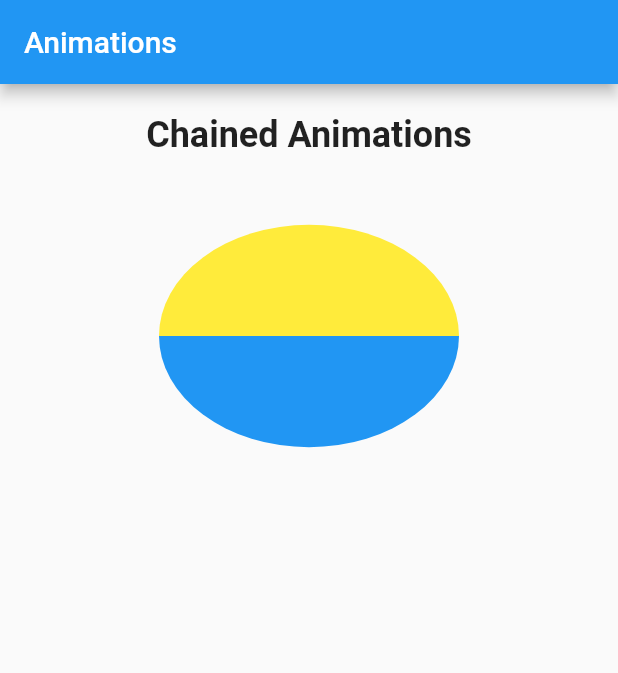
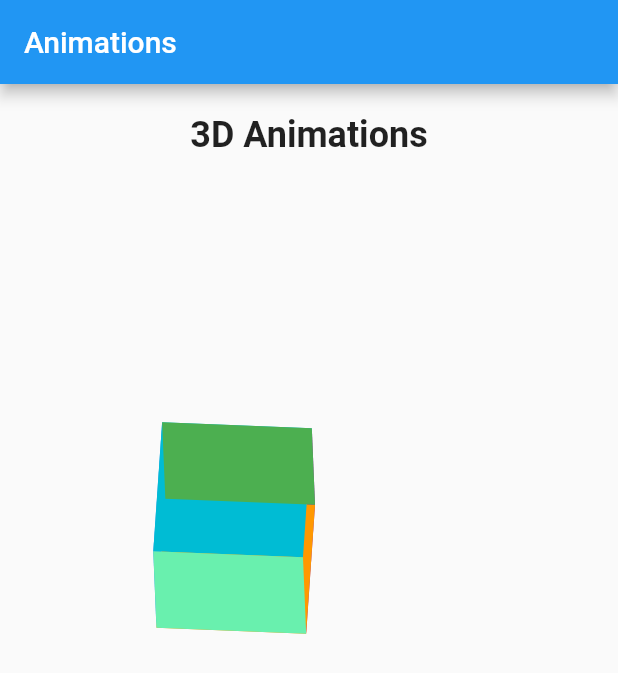
Before and after one commit to alxayeed/flutter-animation-graphics, a Flutter app: the screen it shows after launch, on a phone screen of 412 x 824 dp. Shown: the top 673 px of the screen. Run offline on Flutter 3.47's test engine with Material 2 defaults, Android fonts, the phone set to English and light mode, and no system bars.

Commit message:
3D like animation implemented using stack

```diff
--- a/lib/main.dart
+++ b/lib/main.dart
@@ -1,3 +1,4 @@
+import 'package:animation_graphics/screens/3d_animation.dart';
 import 'package:animation_graphics/screens/animated_builder.dart';
 import 'package:animation_graphics/screens/chained_animation_screen.dart';
 import 'package:flutter/material.dart';
@@ -19,7 +20,7 @@ class MainApp extends StatelessWidget {
         appBar: AppBar(
           title: const Text("Animations"),
         ),
-        body: const ChainedAnimationScreen(),
+        body: const ThreeDAnimationScreen(),
       ),
     );
   }
--- /dev/null
+++ b/lib/screens/3d_animation.dart
@@ -0,0 +1,160 @@
+import 'package:flutter/material.dart';
+import 'dart:math' show pi;
+import 'package:vector_math/vector_math_64.dart' show Vector3;
+
+class ThreeDAnimationScreen extends StatefulWidget {
+  const ThreeDAnimationScreen({Key? key}) : super(key: key);
+
+  @override
+  State<ThreeDAnimationScreen> createState() => _ThreeDAnimationScreenState();
+}
+
+class _ThreeDAnimationScreenState extends State<ThreeDAnimationScreen>
+    with TickerProviderStateMixin {
+  late AnimationController _xController;
+  late AnimationController _yController;
+  late AnimationController _zController;
+  late Tween<double> _animation;
+
+  @override
+  void initState() {
+    _xController = AnimationController(
+      vsync: this,
+      duration: const Duration(seconds: 20),
+    );
+
+    _yController = AnimationController(
+      vsync: this,
+      duration: const Duration(seconds: 30),
+    );
+
+    _zController = AnimationController(
+      vsync: this,
+      duration: const Duration(seconds: 40),
+    );
+
+    _animation = Tween<double>(begin: 0, end: 2 * pi);
+    super.initState();
+  }
+
+  @override
+  void dispose() {
+    _xController.dispose();
+    _yController.dispose();
+    _zController.dispose();
+    super.dispose();
+  }
+
+  double heightAndWeight = 100.0;
+  @override
+  Widget build(BuildContext context) {
+    _xController
+      ..reset()
+      ..repeat();
+    _yController
+      ..reset()
+      ..repeat();
+    _zController
+      ..reset()
+      ..repeat();
+
+    return Column(
+      children: [
+        const SizedBox(height: 20.0),
+        const Center(
+          child: Text(
+            '3D Animations',
+            style: TextStyle(
+              fontSize: 24.0,
+              fontWeight: FontWeight.bold,
+            ),
+          ),
+        ),
+        const SizedBox(height: 200.0),
+        Column(
+          mainAxisAlignment: MainAxisAlignment.center,
+          children: [
+            AnimatedBuilder(
+              animation: Listenable.merge([
+                _xController,
+                _yController,
+                _zController,
+              ]),
+              builder: (BuildContext context, Widget? child) {
+                return Transform(
+                  alignment: Alignment.center,
+                  transform: Matrix4.identity()
+                    ..rotateX(_animation.evaluate(_xController))
+                    ..rotateY(_animation.evaluate(_yController))
+                    ..rotateZ(_animation.evaluate(_zController)),
+                  child: Stack(
+                    children: [
+                      //front
+                      Container(
+                        height: heightAndWeight,
+                        width: heightAndWeight,
+                        color: Colors.purple,
+                      ),
+                      // back
+                      Transform(
+                        alignment: Alignment.center,
+                        transform: Matrix4.identity()..translate(
+                          Vector3(0, 0, -heightAndWeight)
+                        ),
+                        child: Container(
+                          height: heightAndWeight,
+                          width: heightAndWeight,
+                          color: Colors.blue,
+                        ),
+                      ),
+                      // left
+                      Transform(
+                        alignment: Alignment.centerLeft,
+                        transform: Matrix4.identity()..rotateY(pi / 2.0),
+                        child: Container(
+                          height: heightAndWeight,
+                          width: heightAndWeight,
+                          color: Colors.orange,
+                        ),
+                      ),
+                      // right
+                      Transform(
+                        alignment: Alignment.centerRight,
+                        transform: Matrix4.identity()..rotateY(- pi / 2),
+                        child: Container(
+                          height: heightAndWeight,
+                          width: heightAndWeight,
+                          color: Colors.cyan,
+                        ),
+                      ),
+                      // top
+                      Transform(
+                        alignment: Alignment.topCenter,
+                        transform: Matrix4.identity()..rotateX(- pi / 2),
+                        child: Container(
+                          height: heightAndWeight,
+                          width: heightAndWeight,
+                          color: Colors.greenAccent,
+                        ),
+                      ),
+                      // bottom
+                      Transform(
+                        alignment: Alignment.bottomCenter,
+                        transform: Matrix4.identity()..rotateX(pi / 2),
+                        child: Container(
+                          height: heightAndWeight,
+                          width: heightAndWeight,
+                          color: Colors.green,
+                        ),
+                      ),
+                    ],
+                  ),
+                );
+              },
+            )
+          ],
+        )
+      ],
+    );
+  }
+}
--- a/pubspec.yaml
+++ b/pubspec.yaml
@@ -9,6 +9,7 @@ environment:
 dependencies:
   flutter:
     sdk: flutter
+  vector_math: ^2.1.4
 
 dev_dependencies:
   flutter_test:
```
Also changed, not shown: pubspec.lock.
